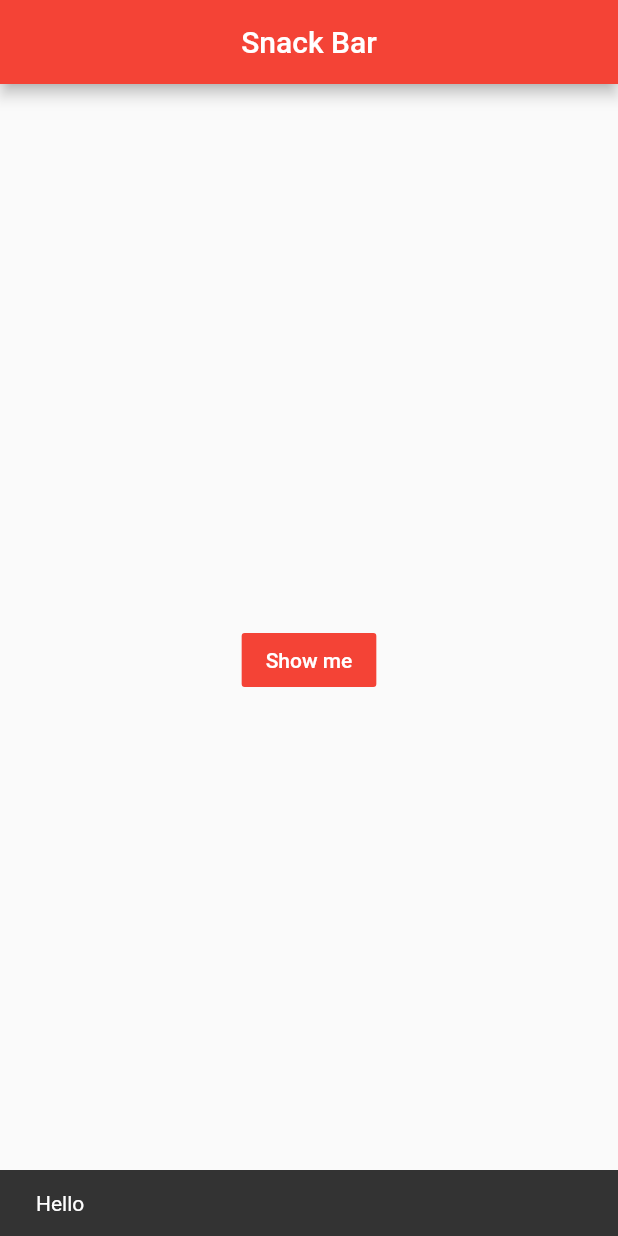
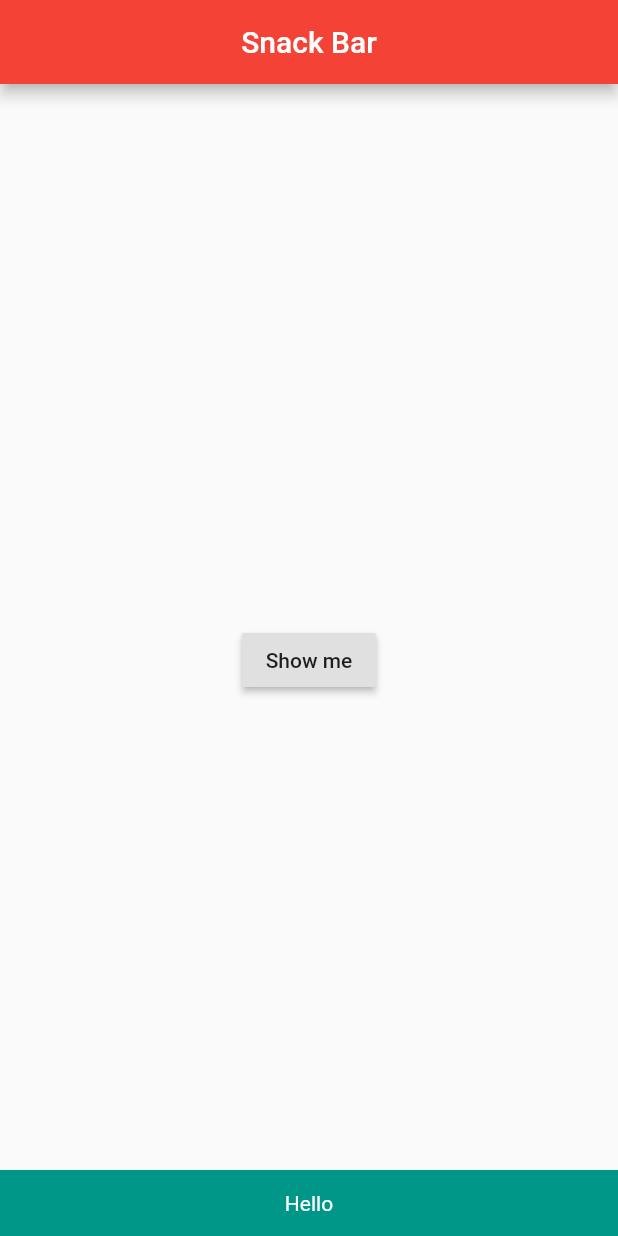
Before and after one commit to Bepo0328/StudyToFlutter, a Flutter app: the screen it shows after launch, after a tap on "Show me", on a phone screen of 412 x 824 dp. Run offline on Flutter 3.47's test engine with Material 2 defaults, Android fonts, the light colour scheme and no system bars.

Commit message:
StudyToFlutter: Flutter - Snack bar

```diff
--- a/flutter_application_1/lib/main.dart
+++ b/flutter_application_1/lib/main.dart
@@ -27,26 +27,34 @@
         title: Text("Snack Bar"),
         centerTitle: true,
       ),
-      body: Builder(
-        builder: (BuildContext ctx) {
+      body: MySnackBar(),
+    );
+  }
+}
+
+class MySnackBar extends StatelessWidget {
+  const MySnackBar({Key? key}) : super(key: key);
+
+  @override
+  Widget build(BuildContext context) {
     return Center(
-            child: FlatButton(
-              child: Text(
-                "Show me",
+      child: RaisedButton(
+          child: Text("Show me"),
+          onPressed: () {
+            Scaffold.of(context).showSnackBar(
+              SnackBar(
+                content: Text(
+                  "Hello",
+                  textAlign: TextAlign.center,
                   style: TextStyle(
                     color: Colors.white,
                   ),
                 ),
-              color: Colors.red,
-              onPressed: () {
-                Scaffold.of(ctx).showSnackBar(SnackBar(
-                  content: Text("Hello"),
-                ));
-              },
+                backgroundColor: Colors.teal,
+                duration: Duration(milliseconds: 1000),
               ),
             );
-        },
-      ),
+          }),
     );
   }
 }
```
Lines whose indentation alone changed are shown as unchanged.
